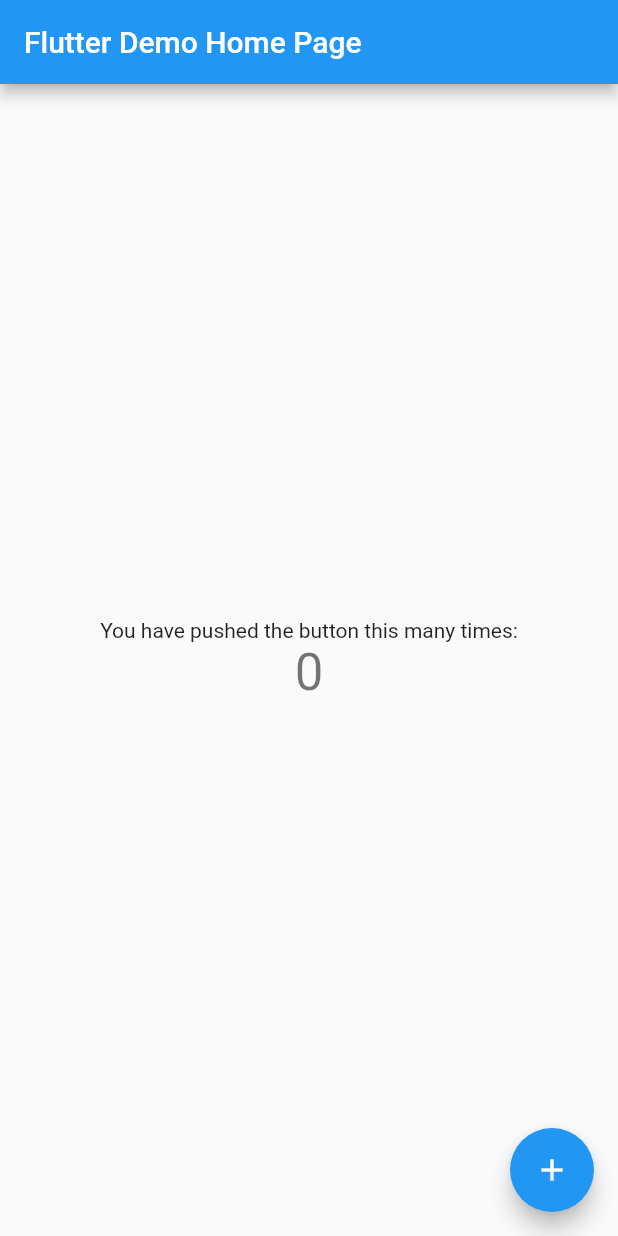
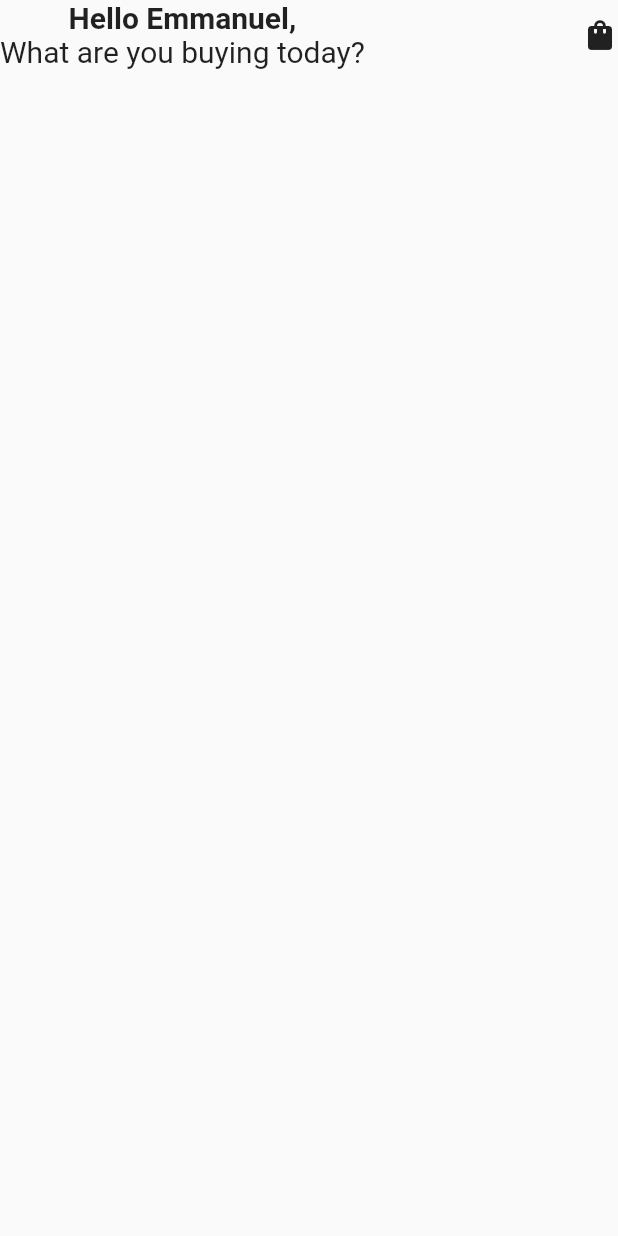
Before and after one commit to SinjinxJohn/potential-octo-couscous, a Flutter app: the screen it shows after launch, on a phone screen of 412 x 824 dp. Run offline on Flutter 3.47's test engine with Material 2 defaults, Android fonts, the phone set to English and light mode, and no system bars.

Commit message:
added homePage

```diff
--- /dev/null
+++ b/frontend/lib/HomePage.dart
@@ -0,0 +1,34 @@
+import 'package:flutter/material.dart';
+import 'package:flutter/src/widgets/framework.dart';
+import 'package:flutter/src/widgets/placeholder.dart';
+
+class HomePage extends StatefulWidget {
+  const HomePage({super.key});
+
+  @override
+  State<HomePage> createState() => _HomePageState();
+}
+
+class _HomePageState extends State<HomePage> {
+  @override
+  Widget build(BuildContext context) {
+    return Scaffold(
+      body: Column(children: [
+        Container(
+          child: Row(children: [
+            Column(
+              children: [
+                Text("Hello Emmanuel,", style: TextStyle(fontWeight: FontWeight.bold,fontSize: 20),),
+                Text('What are you buying today?',style: TextStyle(fontSize: 20),)
+              ],
+            ),
+            Spacer(),
+            Container(
+              child: Icon(Icons.shopping_bag),
+            )
+          ]),
+        )
+      ]),
+    );
+  }
+}
--- a/frontend/lib/main.dart
+++ b/frontend/lib/main.dart
@@ -1,4 +1,5 @@
 import 'package:flutter/material.dart';
+import 'package:frontend/HomePage.dart';
 
 void main() {
   runApp(const MyApp());
@@ -24,92 +25,7 @@
         // is not restarted.
         primarySwatch: Colors.blue,
       ),
-      home: const MyHomePage(title: 'Flutter Demo Home Page'),
+      home: HomePage(),
     );
   }
 }
-
-class MyHomePage extends StatefulWidget {
-  const MyHomePage({super.key, required this.title});
-
-  // This widget is the home page of your application. It is stateful, meaning
-  // that it has a State object (defined below) that contains fields that affect
-  // how it looks.
-
-  // This class is the configuration for the state. It holds the values (in this
-  // case the title) provided by the parent (in this case the App widget) and
-  // used by the build method of the State. Fields in a Widget subclass are
-  // always marked "final".
-
-  final String title;
-
-  @override
-  State<MyHomePage> createState() => _MyHomePageState();
-}
-
-class _MyHomePageState extends State<MyHomePage> {
-  int _counter = 0;
-
-  void _incrementCounter() {
-    setState(() {
-      // This call to setState tells the Flutter framework that something has
-      // changed in this State, which causes it to rerun the build method below
-      // so that the display can reflect the updated values. If we changed
-      // _counter without calling setState(), then the build method would not be
-      // called again, and so nothing would appear to happen.
-      _counter++;
-    });
-  }
-
-  @override
-  Widget build(BuildContext context) {
-    // This method is rerun every time setState is called, for instance as done
-    // by the _incrementCounter method above.
-    //
-    // The Flutter framework has been optimized to make rerunning build methods
-    // fast, so that you can just rebuild anything that needs updating rather
-    // than having to individually change instances of widgets.
-    return Scaffold(
-      appBar: AppBar(
-        // Here we take the value from the MyHomePage object that was created by
-        // the App.build method, and use it to set our appbar title.
-        title: Text(widget.title),
-      ),
-      body: Center(
-        // Center is a layout widget. It takes a single child and positions it
-        // in the middle of the parent.
-        child: Column(
-          // Column is also a layout widget. It takes a list of children and
-          // arranges them vertically. By default, it sizes itself to fit its
-          // children horizontally, and tries to be as tall as its parent.
-          //
-          // Invoke "debug painting" (press "p" in the console, choose the
-          // "Toggle Debug Paint" action from the Flutter Inspector in Android
-          // Studio, or the "Toggle Debug Paint" command in Visual Studio Code)
-          // to see the wireframe for each widget.
-          //
-          // Column has various properties to control how it sizes itself and
-          // how it positions its children. Here we use mainAxisAlignment to
-          // center the children vertically; the main axis here is the vertical
-          // axis because Columns are vertical (the cross axis would be
-          // horizontal).
-          mainAxisAlignment: MainAxisAlignment.center,
-          children: <Widget>[
-            const Text(
-              'You have pushed the button this many times:',
-            ),
-            Text(
-              '$_counter',
-              style: Theme.of(context).textTheme.headlineMedium,
-            ),
-          ],
-        ),
-      ),
-      floatingActionButton: FloatingActionButton(
-        onPressed: _incrementCounter,
-        tooltip: 'Increment',
-        child: const Icon(Icons.add),
-      ), // This trailing comma makes auto-formatting nicer for build methods.
-    );
-  }
-}
```
